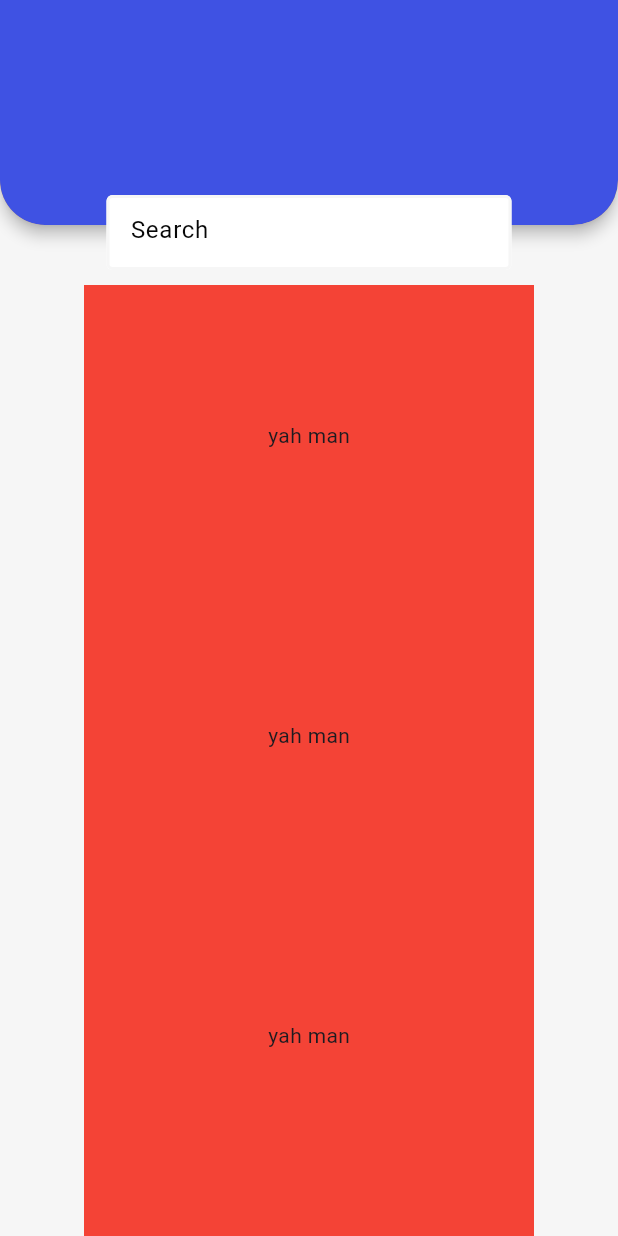
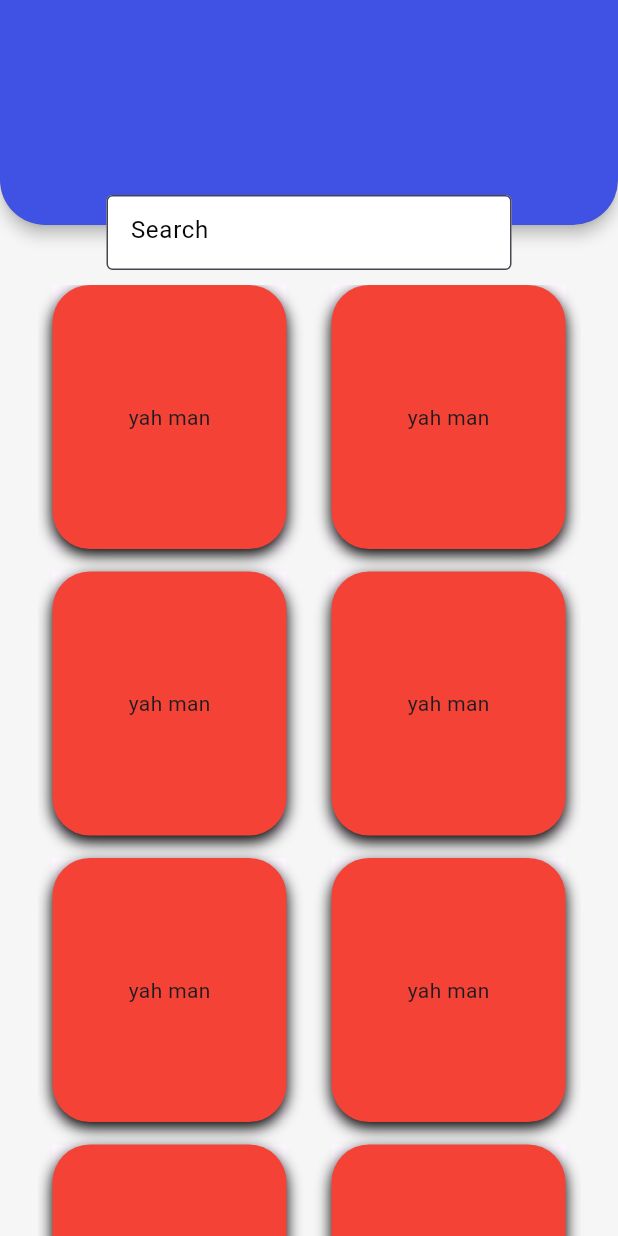
Before and after one commit to lancifer05/mobile-point-of-sale, a Flutter app: the Home screen opened by its route, on a phone screen of 412 x 824 dp. Run offline on Flutter 3.47's test engine with Material 3 defaults, Android fonts, the light colour scheme and no system bars; our stand-ins replace go_router.

Commit message:
Added Resposive grid

```diff
--- a/lib/pages/components/card.dart
+++ b/lib/pages/components/card.dart
@@ -4,7 +4,7 @@ class Cards extends StatefulWidget {
   final double height;
   final double width;
 
-  const Cards({super.key, this.height = 120.0, this.width = 90.0});
+  const Cards({super.key, required this.height, required this.width});
 
   @override
   State<Cards> createState() => _CardsState();
@@ -15,10 +15,20 @@ class _CardsState extends State<Cards> {
   Widget build(BuildContext context) {
     return Material(
       child: Container(
-        height: widget.height,
-        width: widget.width,
-        color: Colors.red,
-        child: Column(
+        height: widget.height, // Access height from widget
+        width: widget.width,   // Access width from widget
+        decoration: BoxDecoration(
+          color: Colors.red,
+          borderRadius: BorderRadius.circular(25.0), // Corner radius
+          boxShadow: [
+            BoxShadow(
+              color: Colors.black.withOpacity(1.0),
+              offset: Offset(0, 4),
+              blurRadius: 8.0,
+            ),
+          ],
+        ),
+        child: const Column(
           mainAxisAlignment: MainAxisAlignment.center,
           crossAxisAlignment: CrossAxisAlignment.center,
           children: <Widget>[
--- a/lib/pages/home.dart
+++ b/lib/pages/home.dart
@@ -1,5 +1,6 @@
 import 'package:flutter/material.dart';
-import 'package:p3_app_dev/pages/components/card.dart';
+
+import 'components/card.dart';
 
 class Home extends StatefulWidget {
   const Home({super.key});
@@ -27,7 +28,7 @@ class _HomeState extends State<Home> {
                 right: 0,
                 child: CardBackground(
                   child: Container(
-                height: (screenWidth < 600 ? 150 : 100),
+                    height: screenWidth < 600 ? 150 : 100,
                     color: const Color(0xFF3F52E3),
                   ),
                 ),
@@ -35,44 +36,33 @@ class _HomeState extends State<Home> {
               // Content below the card background
               Column(
                 children: [
+                  // Responsive Flex layout
                   Expanded(
                     child: LayoutBuilder(
                       builder: (context, constraints) {
-                    final screenWidth = constraints.maxWidth;
-                    return SingleChildScrollView(
-                      child: Flex(
-                        direction:
-                            screenWidth < 600 ? Axis.vertical : Axis.horizontal,
-                        children: <Widget>[
+                        final isVerticalLayout = constraints.maxWidth < 600;
+
+                        return Flex(
+                          direction: isVerticalLayout
+                              ? Axis.vertical
+                              : Axis.horizontal,
+                          children: [
                             Container(
                               height: 120,
-                            child: const Row(children: <Widget>[]),
+                              child: const Row(),
                             ),
                             Expanded(
                               child: Column(
-                              children: <Widget>[
+                                children: [
                                   Container(
-                                  padding: EdgeInsets.all(10),
-                                  width: (screenWidth < 600 ? 290 : 400),
+                                    padding: const EdgeInsets.all(10),
+                                    width: isVerticalLayout ? 290 : 400,
                                     height: 70,
-                                  child: Center(
                                     child: TextFormField(
                                       decoration: const InputDecoration(
                                         fillColor: Colors.white,
                                         filled: true,
                                         border: OutlineInputBorder(
-                                          borderSide: BorderSide(
-                                            color: Color(0xffF6F6F6),
-                                            width: 2.0,
-                                          ),
-                                        ),
-                                        focusedBorder: OutlineInputBorder(
-                                          borderSide: BorderSide(
-                                            color: Color(0xffF6F6F6),
-                                            width: 2.0,
-                                          ),
-                                        ),
-                                        enabledBorder: OutlineInputBorder(
                                           borderSide: BorderSide(
                                             color: Color(0xffF6F6F6),
                                             width: 2.0,
@@ -85,25 +75,44 @@ class _HomeState extends State<Home> {
                                       ),
                                     ),
                                   ),
+                                  SizedBox(height: screenWidth < 600 ? 0 : 35),
+
+                                  // Scrollable content
+                                  Expanded(
+                                    child: Padding(
+                                      padding: EdgeInsets.symmetric(
+                                          horizontal: screenWidth < 600
+                                              ? 25
+                                              : 0), // Adjust the value as needed
+                                      child: GridView.builder(
+                                        gridDelegate:
+                                            SliverGridDelegateWithFixedCrossAxisCount(
+                                          crossAxisCount:
+                                              screenWidth > 600 ? 6 : 2,
+                                          crossAxisSpacing: 10.0,
+                                          mainAxisSpacing: 15.0,
                                         ),
-                                const Column(
-                                  children: <Widget>[
-                                    Cards(height: 200, width: 300),
-                                    Cards(height: 200, width: 300),
-                                    Cards(height: 200, width: 300),
-                                    Cards(height: 200, width: 300),
-                                    Cards(height: 200, width: 300),
-                                    Cards(height: 200, width: 300),
-                                    Cards(height: 200, width: 300),
-                                    Cards(height: 200, width: 300),
-                                    Cards(height: 200, width: 300),
-                                  ],
+                                        itemCount: 20,
+                                        itemBuilder: (context, index) {
+                                          return Container(
+                                            child: const Padding(
+                                              padding:
+                                                  EdgeInsets.symmetric(
+                                                      horizontal: 10),
+                                              child: Cards(
+                                                  height: 11120, width: 11120),
                                             ),
+                                          );
+                                        },
+                                      ),
+                                    ),
+                                  )
+
+                                  // Scrollable content end
                                 ],
                               ),
                             ),
                           ],
-                      ),
                         );
                       },
                     ),
@@ -115,7 +124,6 @@ class _HomeState extends State<Home> {
         ),
       ),
     );
-
   }
 }
 
```
Lines whose indentation alone changed are shown as unchanged.
